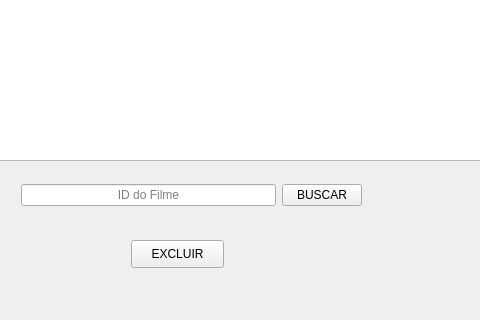
This is TELA_EXCLUIR_FILME.ui in Josmateussilva0110/PROJETO_POO as Qt 5 draws it before an edit; both pictures show x 189 to 669 and y 280 to 600 of the 800 by 600 pixel window. The edited form follows.
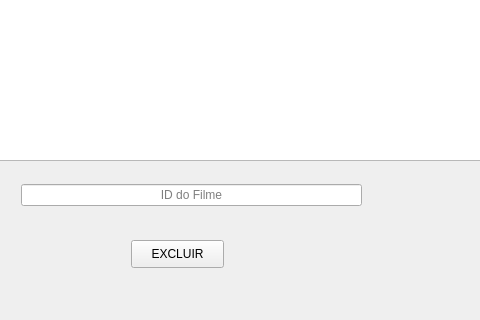
This is the edited form.

Commit message: Adicionei a classes o arquivo de armazena filme, para melhor organização

The edit to the form file:
```diff
--- a/TELA_EXCLUIR_FILME.ui
+++ b/TELA_EXCLUIR_FILME.ui
@@ -125,13 +125,6 @@
       </property>
      </widget>
     </item>
-    <item>
-     <widget class="QPushButton" name="pushButton_2">
-      <property name="text">
-       <string>BUSCAR</string>
-      </property>
-     </widget>
-    </item>
    </layout>
   </widget>
   <widget class="QListView" name="listView">
```
The commit also changes 22 other files.
